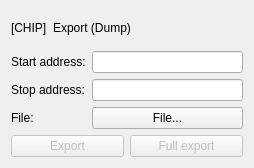
This is gui_designer/gui_generic_export.ui in serma-safety-security/hardsploit-gui-ruby as Qt 5 draws it before an edit. The edited form follows.
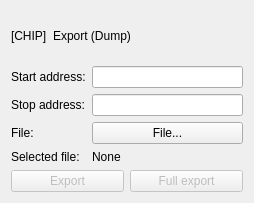
This is the edited form.

Diff of the .ui file:
```diff
--- a/gui_designer/gui_generic_export.ui
+++ b/gui_designer/gui_generic_export.ui
@@ -7,7 +7,7 @@
     <x>0</x>
     <y>0</y>
     <width>254</width>
-    <height>168</height>
+    <height>203</height>
    </rect>
   </property>
   <property name="windowTitle">
@@ -91,6 +91,26 @@
          </property>
         </widget>
        </item>
+       <item row="5" column="0">
+        <widget class="QLabel" name="lbl_selected">
+         <property name="text">
+          <string>Selected file:</string>
+         </property>
+        </widget>
+       </item>
+       <item row="5" column="1">
+        <widget class="QLabel" name="lbl_selected_file">
+         <property name="maximumSize">
+          <size>
+           <width>250</width>
+           <height>16777215</height>
+          </size>
+         </property>
+         <property name="text">
+          <string>None</string>
+         </property>
+        </widget>
+       </item>
       </layout>
      </item>
      <item>
```
Left out of the diff: 3 changed lines with no effect on the pictures.
